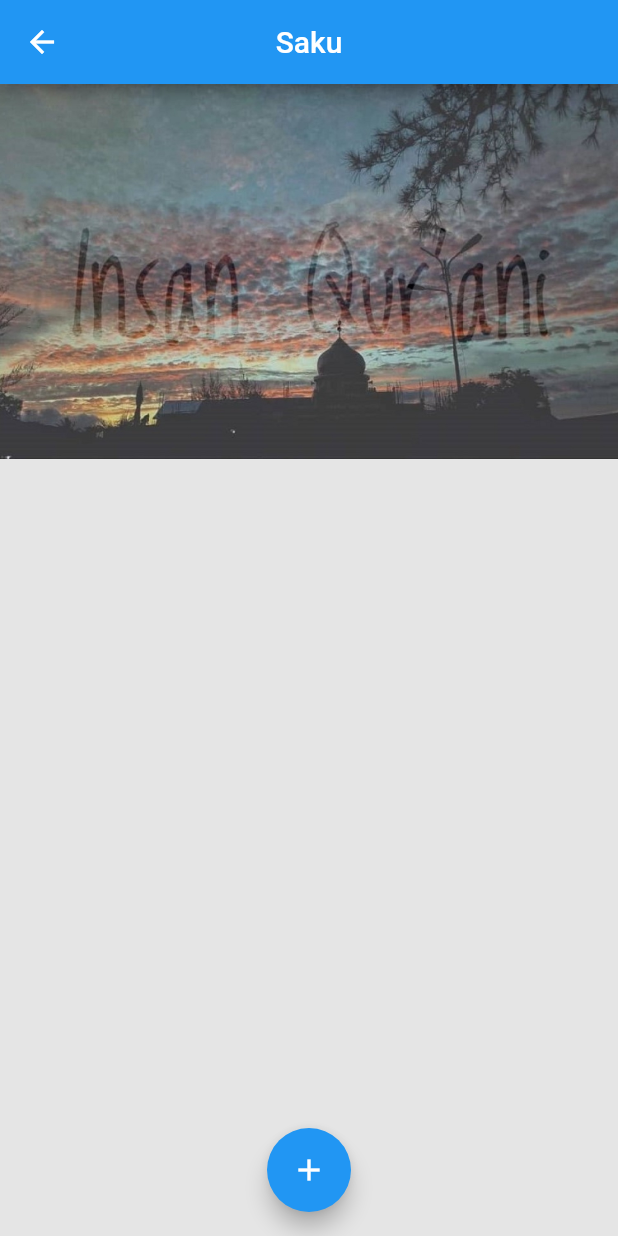
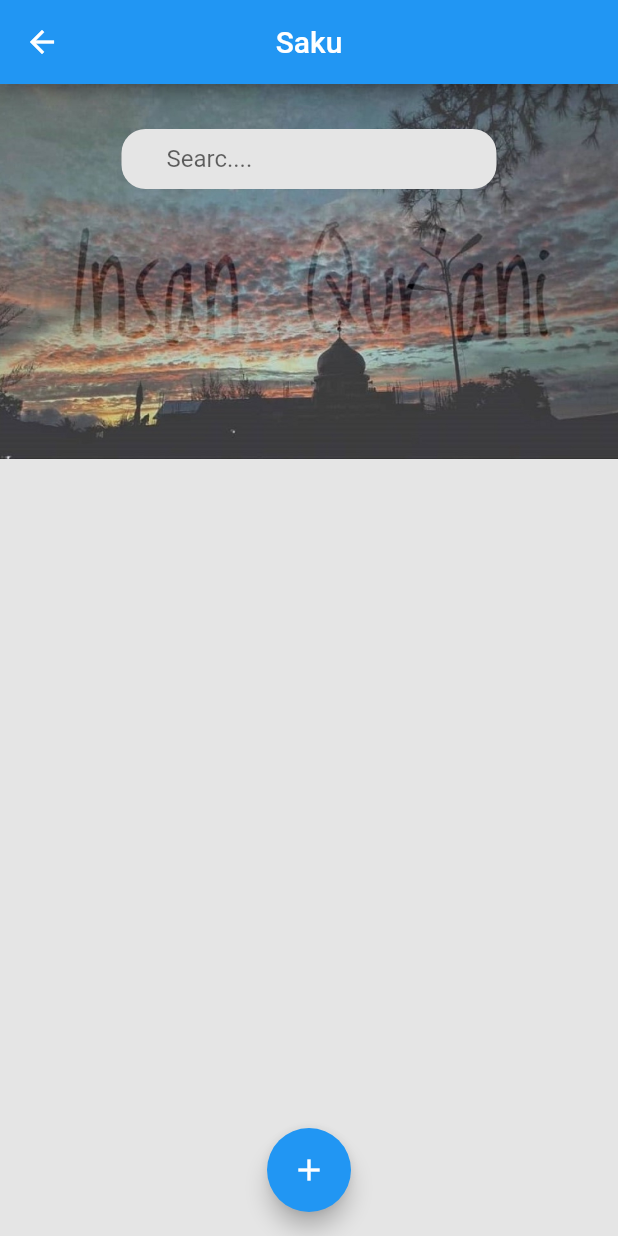
Before and after one commit to mhaikal01/siq, a Flutter app: the SavePage screen opened directly, on a phone screen of 412 x 824 dp. Run offline on Flutter 3.47's test engine with Material 2 defaults, Android fonts, the light colour scheme and no system bars; our stand-ins replace firebase_auth, firebase_core, google_fonts, hive, hive_flutter; accounts and stored records are empty; network calls fail.

Commit message:
menambahkan fitur search

```diff
--- a/lib/pages/save_page.dart
+++ b/lib/pages/save_page.dart
@@ -14,16 +14,22 @@ class SavePage extends StatefulWidget {
 class _SavePageState extends State<SavePage> {
   List<Savings> listSavings = [];
 
+  late List<Savings> list;
+  String text = '';
+
   void getSavings() async {
     final box = await Hive.openBox<Savings>('savings');
+    // var list = listSavings;
     setState(() {
       listSavings = box.values.toList();
+      list = listSavings;
     });
   }
 
   @override
   void initState() {
     getSavings();
+    list = listSavings;
     super.initState();
   }
 
@@ -58,10 +64,13 @@ class _SavePageState extends State<SavePage> {
             // NOTE : LIST WIDGETS -> SAVE TILE
 
             ListView.builder(
-              padding: EdgeInsets.only(top: 225),
-              itemCount: listSavings.length,
+              padding: EdgeInsets.only(
+                top: 225,
+                bottom: 80,
+              ),
+              itemCount: list.length,
               itemBuilder: (context, position) {
-                Savings getSaving = listSavings[position];
+                Savings getSaving = list[position];
                 var money = getSaving.money;
                 var dorm = getSaving.dorm;
                 return Card(
@@ -151,6 +160,47 @@ class _SavePageState extends State<SavePage> {
                 );
               },
             ),
+            Padding(
+              padding: EdgeInsets.symmetric(
+                vertical: 30,
+              ),
+              child: Row(
+                mainAxisAlignment: MainAxisAlignment.center,
+                children: [
+                  Container(
+                    height: 40,
+                    width: 250,
+                    padding: EdgeInsets.symmetric(
+                      horizontal: 20,
+                      vertical: 5,
+                    ),
+                    decoration: BoxDecoration(
+                      color: backgroundColor,
+                      borderRadius: BorderRadius.circular(16),
+                    ),
+                    child: TextField(
+                      decoration: InputDecoration(
+                        border: InputBorder.none,
+                        contentPadding: EdgeInsets.all(10.0),
+                        hintText: 'Searc....',
+                      ),
+                      onChanged: (text) {
+                        text = text;
+                        list = listSavings.where((getSaving) {
+                          final saveName = getSaving.name!.toLowerCase();
+                          final searchLower = text.toLowerCase();
+                          return saveName.contains(searchLower);
+                        }).toList();
+                        setState(() {
+                          this.list = list;
+                          this.text = text;
+                        });
+                      },
+                    ),
+                  ),
+                ],
+              ),
+            ),
           ],
         ),
       ),
```
